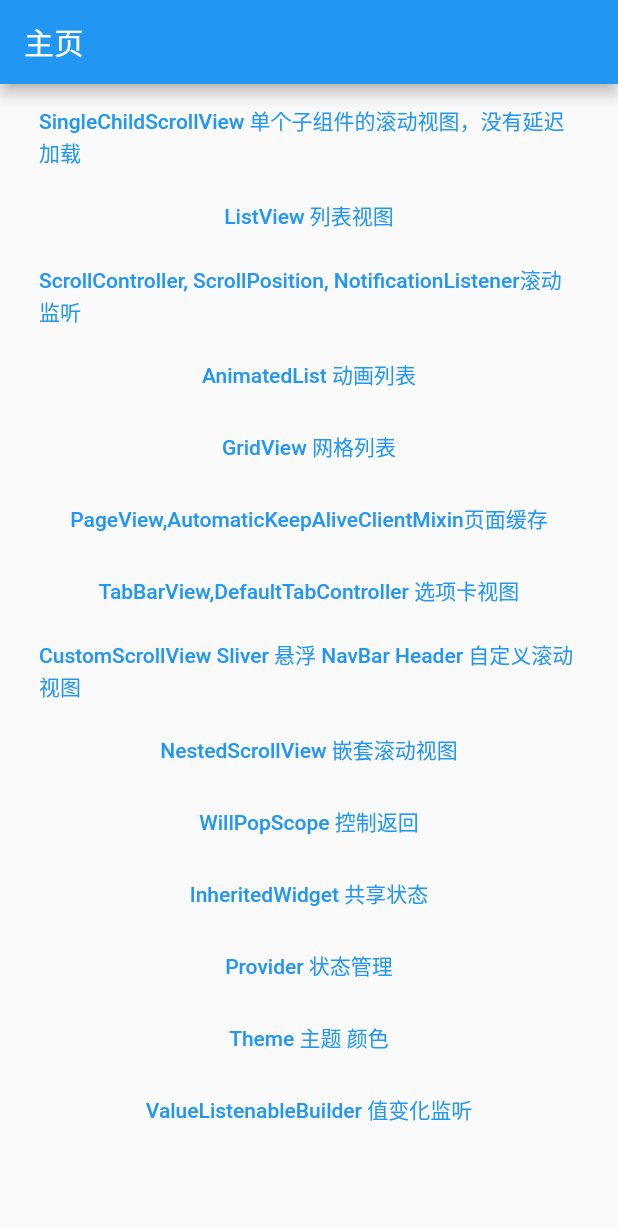
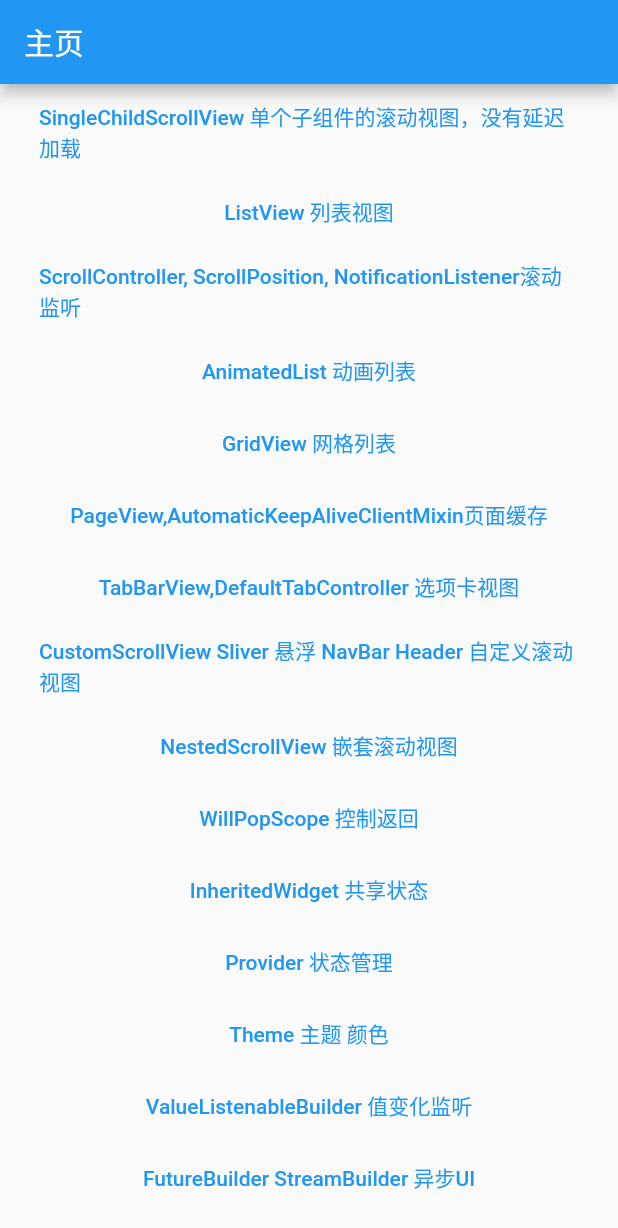
Before and after one commit to xxxIxxxx/flutter_ddup, a Flutter app: the screen it shows after launch, scrolled down 1086 dp, on a phone screen of 412 x 824 dp. Shown: the top 1228 px of the screen. Run offline on Flutter 3.47's test engine with Material 2 defaults, Android fonts, the phone set to English and light mode, and no system bars; our stand-ins replace fluro.

Commit message:
FutureBuilder,StreamBuilder异步UI更新

```diff
--- a/lib/app/home_page.dart
+++ b/lib/app/home_page.dart
@@ -285,6 +285,13 @@ class _MyHomePageState extends State<MyHomePage> {
             },
             child: const Text("ValueListenableBuilder 值变化监听"),
           ),
+          TextButton(
+            onPressed: () {
+              Application.router.navigateTo(context, Routes.futureStream,
+                  transition: TransitionType.native);
+            },
+            child: const Text("FutureBuilder StreamBuilder 异步UI"),
+          ),
         ],
       ),
     );
--- a/lib/route/route_handlers.dart
+++ b/lib/route/route_handlers.dart
@@ -10,6 +10,7 @@ import '../class/DecoratedBox装饰容器渐变边框等/decorated_box_page.dart
 import '../class/ElevatedButton,TextButton,OutlinedButton,IconButton按钮/button_page.dart';
 import '../class/FittedBox空间适配/fitted_box_page.dart';
 import '../class/Flex,Expanded,Spacer弹性布局/flex_expanded_page.dart';
+import '../class/FutureBuilder,StreamBuilder异步UI更新/future_stream_page.dart';
 import '../class/GridView二维网格列表/grid_view_page.dart';
 import '../class/Image图片/image_page.dart';
 import '../class/InheritedWidget数据共享/inherited_widget_page.dart';
@@ -225,8 +226,12 @@ var themeHandeler = Handler(
   return const ThemePage();
 });
 
-
 var valueListenableBuilderHandeler = Handler(
     handlerFunc: (BuildContext? context, Map<String, List<String>> params) {
   return const ValueListenableBuilderPage();
 });
+
+var futureStreamHandeler = Handler(
+    handlerFunc: (BuildContext? context, Map<String, List<String>> params) {
+  return const FutureStreamPage();
+});
--- a/lib/route/routes.dart
+++ b/lib/route/routes.dart
@@ -43,8 +43,7 @@ class Routes {
   static String provider = "/provider";
   static String theme = "/theme";
   static String valueListenableBuilder = "/valueListenableBuilder";
-
-
+  static String futureStream = "/futureStream";
 
   static void configureRoutes(FluroRouter router) {
     router.notFoundHandler = Handler(
@@ -89,6 +88,8 @@ class Routes {
     router.define(inheritedWidget, handler: inheritedWidgetHandeler);
     router.define(provider, handler: providerHandeler);
     router.define(theme, handler: themeHandeler);
-    router.define(valueListenableBuilder, handler: valueListenableBuilderHandeler);
+    router.define(valueListenableBuilder,
+        handler: valueListenableBuilderHandeler);
+    router.define(futureStream, handler: futureStreamHandeler);
   }
 }
```
Also changed, not shown: lib/class/FutureBuilder,StreamBuilder异步UI更新/future_stream_page.dart (added, +72 -0 lines).
